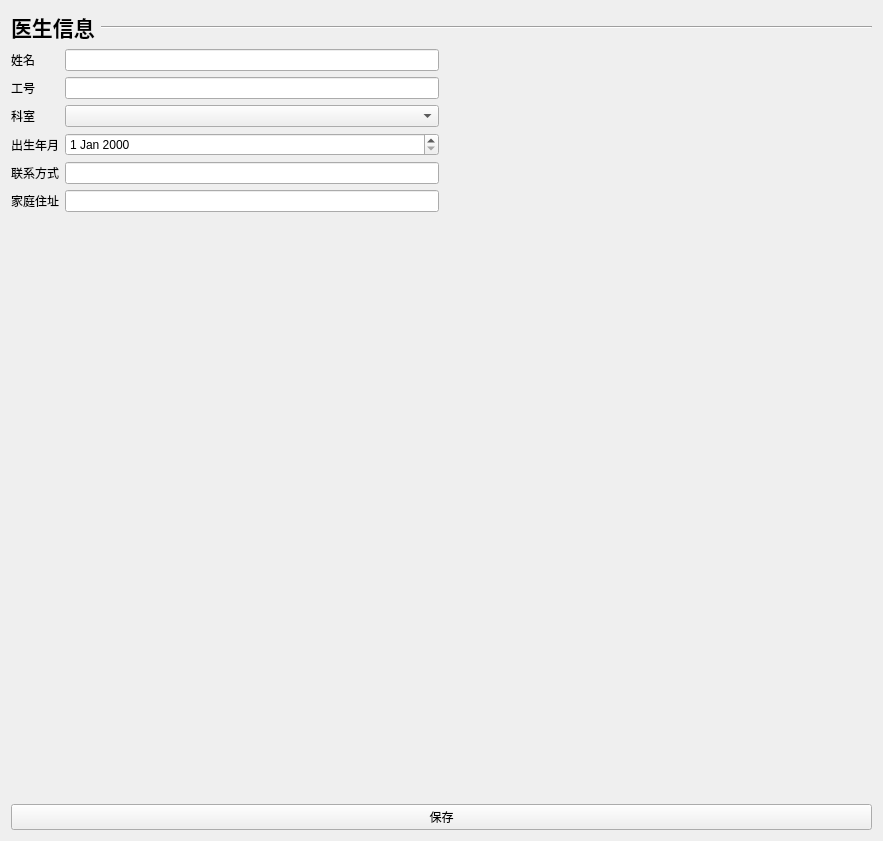
First picture: the form in code/doctor/doctorinfopage.ui, repository laonuo2004/cpp-qt-medical-system, before the edit.
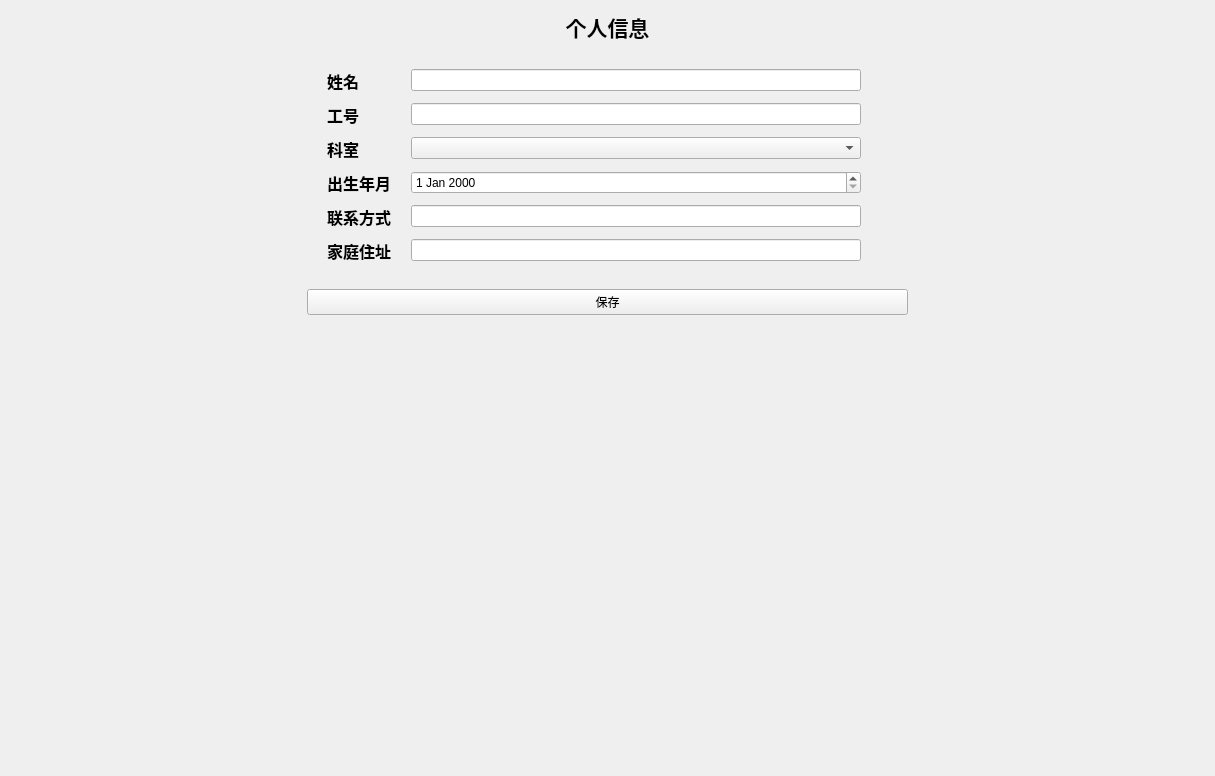
Second picture: the form after the edit. Icons and pictures are not drawn.

Diff of the .ui file:
```diff
--- a/code/doctor/doctorinfopage.ui
+++ b/code/doctor/doctorinfopage.ui
@@ -6,18 +6,34 @@
    <rect>
     <x>0</x>
     <y>0</y>
-    <width>883</width>
-    <height>841</height>
+    <width>1215</width>
+    <height>776</height>
    </rect>
   </property>
   <property name="windowTitle">
    <string>Form</string>
   </property>
-  <layout class="QVBoxLayout" name="verticalLayout">
-   <item>
     <layout class="QHBoxLayout" name="horizontalLayout">
      <item>
-      <widget class="QLabel" name="label_11">
+    <spacer name="horizontalSpacer">
+     <property name="orientation">
+      <enum>Qt::Horizontal</enum>
+     </property>
+     <property name="sizeHint" stdset="0">
+      <size>
+       <width>75</width>
+       <height>20</height>
+      </size>
+     </property>
+    </spacer>
+   </item>
+   <item>
+    <layout class="QVBoxLayout" name="verticalLayout">
+     <property name="topMargin">
+      <number>0</number>
+     </property>
+     <item>
+      <widget class="QLabel" name="label_5">
        <property name="font">
         <font>
          <pointsize>16</pointsize>
@@ -26,88 +42,217 @@
         </font>
        </property>
        <property name="text">
-        <string>医生信息</string>
+        <string>个人信息</string>
        </property>
-      </widget>
-     </item>
-     <item>
-      <widget class="Line" name="line_2">
-       <property name="sizePolicy">
-        <sizepolicy hsizetype="Expanding" vsizetype="Preferred">
-         <horstretch>0</horstretch>
-         <verstretch>0</verstretch>
-        </sizepolicy>
+       <property name="alignment">
+        <set>Qt::AlignCenter</set>
        </property>
-       <property name="orientation">
-        <enum>Qt::Horizontal</enum>
-       </property>
       </widget>
-     </item>
-    </layout>
    </item>
    <item>
     <layout class="QHBoxLayout" name="horizontalLayout_2">
+       <property name="spacing">
+        <number>20</number>
+       </property>
+       <property name="topMargin">
+        <number>20</number>
+       </property>
+       <property name="rightMargin">
+        <number>20</number>
+       </property>
+       <property name="bottomMargin">
+        <number>20</number>
+       </property>
      <item>
       <layout class="QFormLayout" name="formLayout">
+         <property name="horizontalSpacing">
+          <number>20</number>
+         </property>
+         <property name="verticalSpacing">
+          <number>10</number>
+         </property>
+         <property name="leftMargin">
+          <number>20</number>
+         </property>
        <item row="0" column="0">
         <widget class="QLabel" name="label">
+           <property name="font">
+            <font>
+             <pointsize>12</pointsize>
+             <weight>75</weight>
+             <bold>true</bold>
+            </font>
+           </property>
          <property name="text">
           <string>姓名</string>
          </property>
         </widget>
        </item>
        <item row="0" column="1">
-        <widget class="QLineEdit" name="NameInput"/>
+          <widget class="QLineEdit" name="NameInput">
+           <property name="sizePolicy">
+            <sizepolicy hsizetype="Minimum" vsizetype="Fixed">
+             <horstretch>0</horstretch>
+             <verstretch>0</verstretch>
+            </sizepolicy>
+           </property>
+           <property name="minimumSize">
+            <size>
+             <width>450</width>
+             <height>0</height>
+            </size>
+           </property>
+          </widget>
        </item>
        <item row="1" column="0">
         <widget class="QLabel" name="label_2">
+           <property name="font">
+            <font>
+             <pointsize>12</pointsize>
+             <weight>75</weight>
+             <bold>true</bold>
+            </font>
+           </property>
          <property name="text">
           <string>工号</string>
          </property>
         </widget>
        </item>
        <item row="1" column="1">
-        <widget class="QLineEdit" name="IdInput"/>
+          <widget class="QLineEdit" name="IdInput">
+           <property name="sizePolicy">
+            <sizepolicy hsizetype="Minimum" vsizetype="Fixed">
+             <horstretch>0</horstretch>
+             <verstretch>0</verstretch>
+            </sizepolicy>
+           </property>
+           <property name="minimumSize">
+            <size>
+             <width>450</width>
+             <height>0</height>
+            </size>
+           </property>
+          </widget>
        </item>
        <item row="2" column="0">
         <widget class="QLabel" name="label_3">
+           <property name="font">
+            <font>
+             <pointsize>12</pointsize>
+             <weight>75</weight>
+             <bold>true</bold>
+            </font>
+           </property>
          <property name="text">
           <string>科室</string>
          </property>
         </widget>
        </item>
        <item row="2" column="1">
-        <widget class="QComboBox" name="GenderInput"/>
+          <widget class="QComboBox" name="GenderInput">
+           <property name="sizePolicy">
+            <sizepolicy hsizetype="Minimum" vsizetype="Fixed">
+             <horstretch>0</horstretch>
+             <verstretch>0</verstretch>
+            </sizepolicy>
+           </property>
+           <property name="minimumSize">
+            <size>
+             <width>450</width>
+             <height>0</height>
+            </size>
+           </property>
+          </widget>
        </item>
        <item row="3" column="0">
         <widget class="QLabel" name="label_4">
+           <property name="font">
+            <font>
+             <pointsize>12</pointsize>
+             <weight>75</weight>
+             <bold>true</bold>
+            </font>
+           </property>
          <property name="text">
           <string>出生年月</string>
          </property>
         </widget>
        </item>
        <item row="3" column="1">
-        <widget class="QDateEdit" name="BirthdayInput"/>
+          <widget class="QDateEdit" name="BirthdayInput">
+           <property name="sizePolicy">
+            <sizepolicy hsizetype="Minimum" vsizetype="Fixed">
+             <horstretch>0</horstretch>
+             <verstretch>0</verstretch>
+            </sizepolicy>
+           </property>
+           <property name="minimumSize">
+            <size>
+             <width>450</width>
+             <height>0</height>
+            </size>
+           </property>
+          </widget>
        </item>
        <item row="4" column="0">
         <widget class="QLabel" name="label_6">
+           <property name="font">
+            <font>
+             <pointsize>12</pointsize>
+             <weight>75</weight>
+             <bold>true</bold>
+            </font>
+           </property>
          <property name="text">
           <string>联系方式</string>
          </property>
         </widget>
        </item>
        <item row="4" column="1">
-        <widget class="QLineEdit" name="ContactInput"/>
+          <widget class="QLineEdit" name="ContactInput">
+           <property name="sizePolicy">
+            <sizepolicy hsizetype="Minimum" vsizetype="Fixed">
+             <horstretch>0</horstretch>
+             <verstretch>0</verstretch>
+            </sizepolicy>
+           </property>
+           <property name="minimumSize">
+            <size>
+             <width>450</width>
+             <height>0</height>
+            </size>
+           </property>
+          </widget>
        </item>
        <item row="5" column="0">
         <widget class="QLabel" name="label_7">
+           <property name="font">
+            <font>
+             <pointsize>12</pointsize>
+             <weight>75</weight>
+             <bold>true</bold>
+            </font>
+           </property>
          <property name="text">
           <string>家庭住址</string>
          </property>
         </widget>
        </item>
        <item row="5" column="1">
-        <widget class="QLineEdit" name="AdressInput"/>
+          <widget class="QLineEdit" name="AdressInput">
+           <property name="sizePolicy">
+            <sizepolicy hsizetype="Minimum" vsizetype="Fixed">
+             <horstretch>0</horstretch>
+             <verstretch>0</verstretch>
+            </sizepolicy>
+           </property>
+           <property name="minimumSize">
+            <size>
+             <width>450</width>
+             <height>0</height>
+            </size>
+           </property>
+          </widget>
        </item>
       </layout>
      </item>
@@ -139,29 +284,40 @@
     </layout>
    </item>
    <item>
-    <spacer name="verticalSpacer_2">
-     <property name="orientation">
-      <enum>Qt::Vertical</enum>
-     </property>
-     <property name="sizeHint" stdset="0">
-      <size>
-       <width>20</width>
-       <height>22</height>
-      </size>
-     </property>
-    </spacer>
-   </item>
-   <item>
-    <layout class="QHBoxLayout" name="horizontalLayout_3">
-     <item>
       <widget class="QPushButton" name="SaveBtn">
        <property name="text">
         <string>保存</string>
        </property>
       </widget>
      </item>
+     <item>
+      <spacer name="verticalSpacer">
+       <property name="orientation">
+        <enum>Qt::Vertical</enum>
+       </property>
+       <property name="sizeHint" stdset="0">
+        <size>
+         <width>20</width>
+         <height>40</height>
+        </size>
+       </property>
+      </spacer>
+     </item>
     </layout>
    </item>
+   <item>
+    <spacer name="horizontalSpacer_2">
+     <property name="orientation">
+      <enum>Qt::Horizontal</enum>
+     </property>
+     <property name="sizeHint" stdset="0">
+      <size>
+       <width>75</width>
+       <height>20</height>
+      </size>
+     </property>
+    </spacer>
+   </item>
   </layout>
  </widget>
  <resources>
```
Lines whose indentation alone changed are shown as unchanged.
